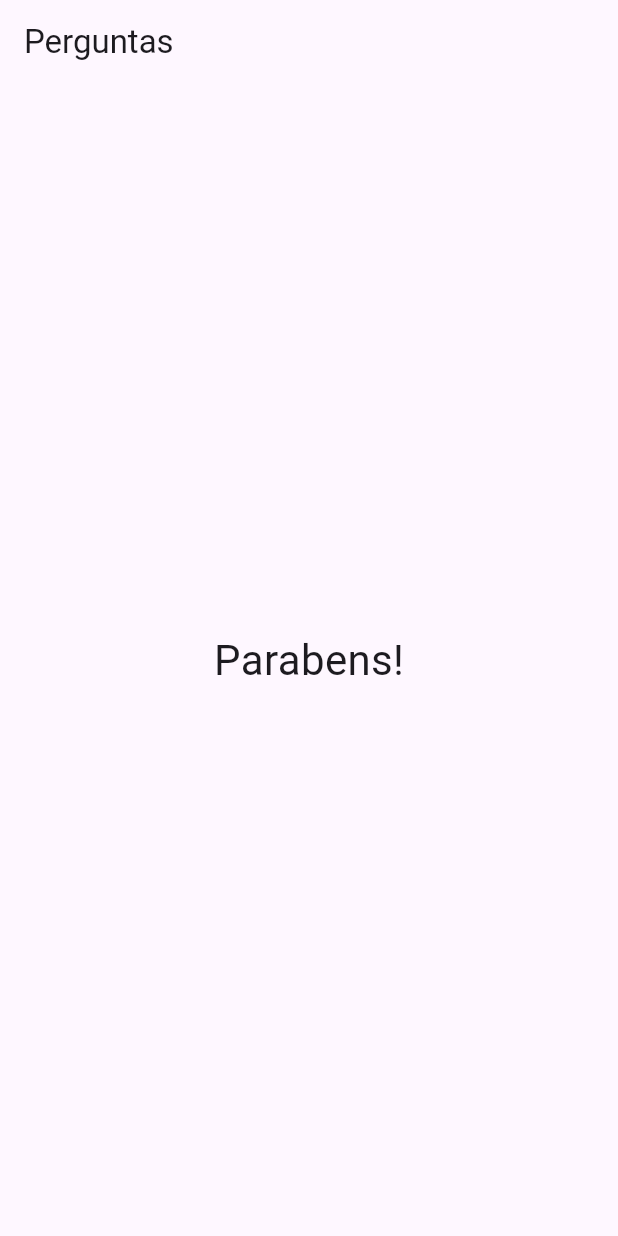
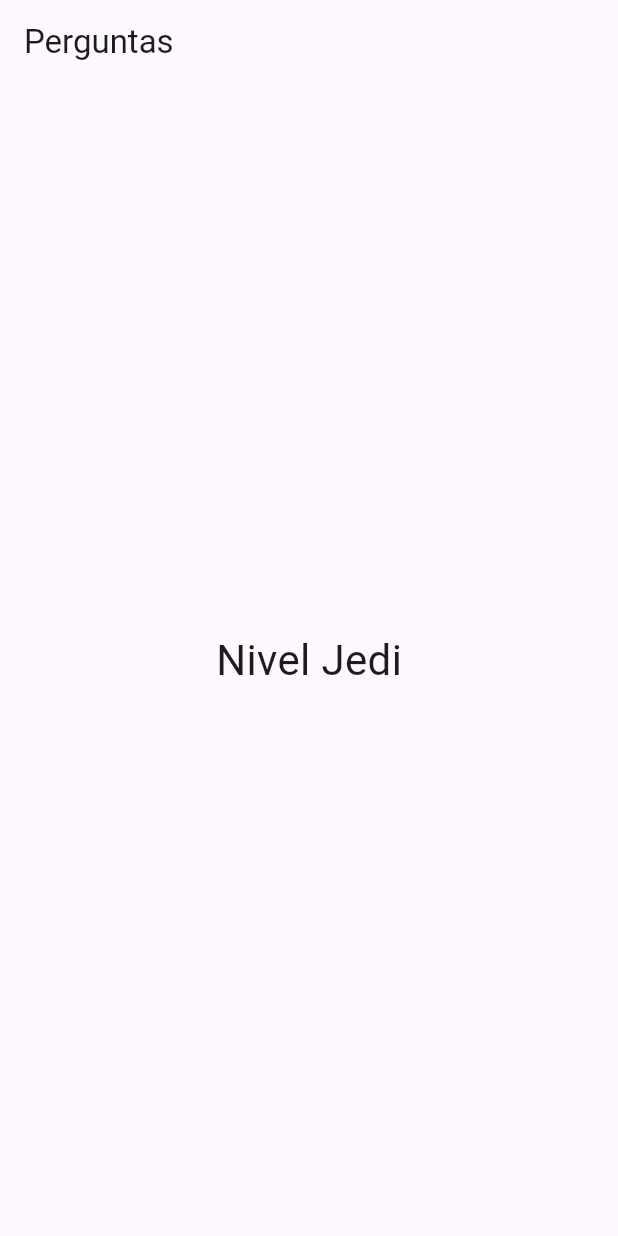
Before and after one commit to DarlanMarangoni/flutter, a Flutter app: the screen it shows after launch, after a tap on "Preto", after a tap on "Cobra", after a tap on "Leo", on a phone screen of 412 x 824 dp. Run offline on Flutter 3.47's test engine with Material 3 defaults, Android fonts, the phone set to English and light mode, and no system bars.

Commit message:
S2 - Add score

```diff
--- a/projeto_perguntas/lib/main.dart
+++ b/projeto_perguntas/lib/main.dart
@@ -6,32 +6,33 @@ main() => runApp(PerguntaApp());
 
 class _PerguntaAppState extends State<PerguntaApp> {
   var _perguntaSelecionada = 0;
+  var _pontuacaoTotal = 0;
   final _perguntas = const [
     {
       'texto': 'Qual a sua cor favorita?',
       'respostas': [
-        {'texto': 'Preto', 'nota': 10},
-        {'texto': 'Vermelho', 'nota': 5},
-        {'texto': 'Verde', 'nota': 3},
-        {'texto': 'Branco', 'nota': 1},
+        {'texto': 'Preto', 'pontuacao': 10},
+        {'texto': 'Vermelho', 'pontuacao': 5},
+        {'texto': 'Verde', 'pontuacao': 3},
+        {'texto': 'Branco', 'pontuacao': 1},
       ],
     },
     {
       'texto': 'Qual o seu animal favorito?',
       'respostas': [
-        {'texto': 'Coellho', 'nota': 10},
-        {'texto': 'Cobra', 'nota': 5},
-        {'texto': 'Elefante', 'nota': 3},
-        {'texto': 'Leao', 'nota': 1},
+        {'texto': 'Coellho', 'pontuacao': 10},
+        {'texto': 'Cobra', 'pontuacao': 5},
+        {'texto': 'Elefante', 'pontuacao': 3},
+        {'texto': 'Leao', 'pontuacao': 1},
       ],
     },
     {
       'texto': 'Qual o seu instrutor favorito?',
       'respostas': [
-        {'texto': 'Maria', 'nota': 10},
-        {'texto': 'Joao', 'nota': 5},
-        {'texto': 'Leo', 'nota': 3},
-        {'texto': 'Pedro', 'nota': 1},
+        {'texto': 'Maria', 'pontuacao': 10},
+        {'texto': 'Joao', 'pontuacao': 5},
+        {'texto': 'Leo', 'pontuacao': 3},
+        {'texto': 'Pedro', 'pontuacao': 1},
       ],
     },
   ];
@@ -47,7 +48,7 @@ class _PerguntaAppState extends State<PerguntaApp> {
                 perguntaSelecionada: _perguntaSelecionada,
                 quandoResponder: _responder,
               )
-            : Resultado(),
+            : Resultado(_pontuacaoTotal),
       ),
     );
   }
@@ -56,12 +57,13 @@ class _PerguntaAppState extends State<PerguntaApp> {
     return _perguntaSelecionada < _perguntas.length;
   }
 
-  void _responder() {
+  void _responder(int pontuacao) {
     if (temPerguntaSelecionada) {
       setState(() {
         _perguntaSelecionada++;
+        _pontuacaoTotal += pontuacao;
       });
-      print('Pergunta respondida');
+      print(_pontuacaoTotal);
     }
   }
 }
--- a/projeto_perguntas/lib/questionario.dart
+++ b/projeto_perguntas/lib/questionario.dart
@@ -5,7 +5,7 @@ import 'package:projeto_perguntas/resposta.dart';
 class Questionario extends StatelessWidget {
   final List<Map<String, Object>> perguntas;
   final int perguntaSelecionada;
-  final void Function() quandoResponder;
+  final void Function(int) quandoResponder;
 
   const Questionario({
     required this.perguntas,
@@ -18,7 +18,12 @@ class Questionario extends StatelessWidget {
     final List<Widget> respostas = temPerguntaSelecionada
         ? (perguntas.elementAt(perguntaSelecionada)['respostas']
                   as List<Map<String, Object>>)
-              .map((item) => Resposta(item['texto'] as String, quandoResponder))
+              .map(
+                (item) => Resposta(
+                  item['texto'] as String,
+                  () => quandoResponder(item['pontuacao'] as int),
+                ),
+              )
               .toList()
         : [];
 
--- a/projeto_perguntas/lib/resultado.dart
+++ b/projeto_perguntas/lib/resultado.dart
@@ -1,10 +1,24 @@
 import 'package:flutter/material.dart';
 
 class Resultado extends StatelessWidget {
-  const Resultado({super.key});
+  final int pontuacao;
+
+  const Resultado(this.pontuacao, {super.key});
+
+  String get fraseResultado {
+    if (pontuacao < 8) {
+      return 'Parabens';
+    } else if (pontuacao < 12) {
+      return 'Voce e bom';
+    } else if (pontuacao < 16) {
+      return 'Impressionante';
+    } else {
+      return 'Nivel Jedi';
+    }
+  }
 
   @override
   Widget build(BuildContext context) {
-    return Center(child: Text('Parabens!', style: TextStyle(fontSize: 28)));
+    return Center(child: Text(fraseResultado, style: TextStyle(fontSize: 28)));
   }
 }
```
